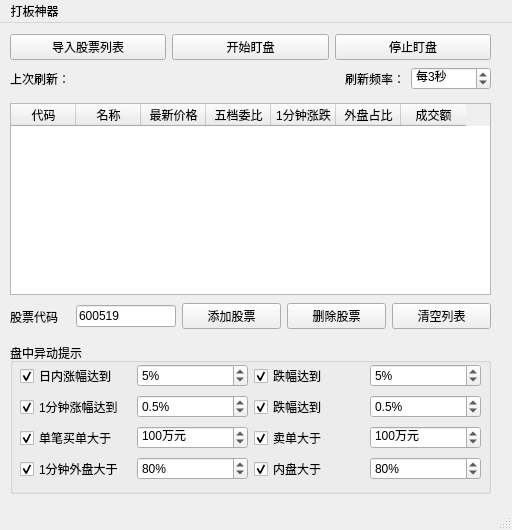
Above: QtDesign/LiveTracker.ui from victor647/QuantumStockTrade before the change. Below: the same form after it.
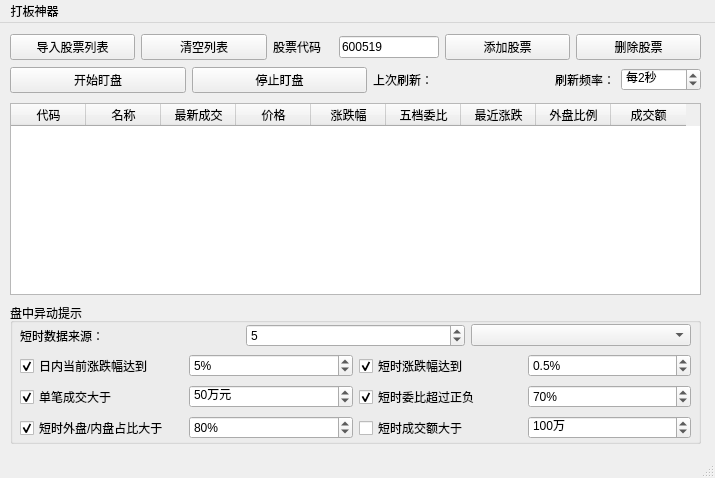
That is the form after the change.

```diff
--- a/QtDesign/LiveTracker.ui
+++ b/QtDesign/LiveTracker.ui
@@ -6,8 +6,8 @@
    <rect>
     <x>0</x>
     <y>0</y>
-    <width>512</width>
-    <height>530</height>
+    <width>715</width>
+    <height>478</height>
    </rect>
   </property>
   <property name="windowTitle">
@@ -19,7 +19,7 @@
      <rect>
       <x>10</x>
       <y>80</y>
-      <width>481</width>
+      <width>691</width>
       <height>192</height>
      </rect>
     </property>
@@ -30,7 +30,7 @@
      </font>
     </property>
     <attribute name="horizontalHeaderDefaultSectionSize">
-     <number>65</number>
+     <number>75</number>
     </attribute>
     <attribute name="verticalHeaderDefaultSectionSize">
      <number>25</number>
@@ -47,7 +47,17 @@
     </column>
     <column>
      <property name="text">
-      <string>最新价格</string>
+      <string>最新成交</string>
+     </property>
+    </column>
+    <column>
+     <property name="text">
+      <string>价格</string>
+     </property>
+    </column>
+    <column>
+     <property name="text">
+      <string>涨跌幅</string>
      </property>
     </column>
     <column>
@@ -57,12 +67,12 @@
     </column>
     <column>
      <property name="text">
-      <string>1分钟涨跌</string>
+      <string>最近涨跌</string>
      </property>
     </column>
     <column>
      <property name="text">
-      <string>外盘占比</string>
+      <string>外盘比例</string>
      </property>
     </column>
     <column>
@@ -75,9 +85,9 @@
     <property name="geometry">
      <rect>
       <x>10</x>
-      <y>320</y>
-      <width>481</width>
-      <height>151</height>
+      <y>280</y>
+      <width>691</width>
+      <height>141</height>
      </rect>
     </property>
     <property name="font">
@@ -94,7 +104,7 @@
       <rect>
        <x>10</x>
        <y>20</y>
-       <width>461</width>
+       <width>671</width>
        <height>120</height>
       </rect>
      </property>
@@ -105,6 +115,47 @@
       </font>
      </property>
      <layout class="QVBoxLayout" name="verticalLayout">
+      <item>
+       <layout class="QHBoxLayout" name="horizontalLayout_4">
+        <item>
+         <widget class="QLabel" name="lblRecentMeasurement">
+          <property name="font">
+           <font>
+            <family>Microsoft YaHei UI</family>
+           </font>
+          </property>
+          <property name="text">
+           <string>短时数据来源：</string>
+          </property>
+         </widget>
+        </item>
+        <item>
+         <widget class="QSpinBox" name="spbRecentMeasureCount">
+          <property name="font">
+           <font>
+            <family>Microsoft YaHei UI</family>
+            <pointsize>9</pointsize>
+           </font>
+          </property>
+          <property name="suffix">
+           <string/>
+          </property>
+          <property name="minimum">
+           <number>1</number>
+          </property>
+          <property name="maximum">
+           <number>10</number>
+          </property>
+          <property name="value">
+           <number>5</number>
+          </property>
+         </widget>
+        </item>
+        <item>
+         <widget class="QComboBox" name="cbbRecentMeasurement"/>
+        </item>
+       </layout>
+      </item>
       <item>
        <layout class="QHBoxLayout" name="horizontalLayout_3">
         <item>
@@ -116,7 +167,7 @@
            </font>
           </property>
           <property name="text">
-           <string>日内涨幅达到</string>
+           <string>日内当前涨跌幅达到</string>
           </property>
           <property name="checked">
            <bool>true</bool>
@@ -142,45 +193,6 @@
           </property>
          </widget>
         </item>
-        <item>
-         <widget class="QCheckBox" name="cbxDailyDownPercent">
-          <property name="font">
-           <font>
-            <family>Microsoft YaHei UI</family>
-            <pointsize>9</pointsize>
-           </font>
-          </property>
-          <property name="text">
-           <string>跌幅达到</string>
-          </property>
-          <property name="checked">
-           <bool>true</bool>
-          </property>
-         </widget>
-        </item>
-        <item>
-         <widget class="QSpinBox" name="spbDailyDownPercent">
-          <property name="font">
-           <font>
-            <family>Microsoft YaHei UI</family>
-            <pointsize>9</pointsize>
-           </font>
-          </property>
-          <property name="suffix">
-           <string>%</string>
-          </property>
-          <property name="maximum">
-           <number>10</number>
-          </property>
-          <property name="value">
-           <number>5</number>
-          </property>
-         </widget>
-        </item>
-       </layout>
-      </item>
-      <item>
-       <layout class="QHBoxLayout" name="horizontalLayout_4">
         <item>
          <widget class="QCheckBox" name="cbxOneMinUpPercent">
           <property name="font">
@@ -190,7 +202,7 @@
            </font>
           </property>
           <property name="text">
-           <string>1分钟涨幅达到</string>
+           <string>短时涨跌幅达到</string>
           </property>
           <property name="checked">
            <bool>true</bool>
@@ -198,42 +210,7 @@
          </widget>
         </item>
         <item>
-         <widget class="QDoubleSpinBox" name="spbOneMinUpPercent">
-          <property name="suffix">
-           <string>%</string>
-          </property>
-          <property name="decimals">
-           <number>1</number>
-          </property>
-          <property name="maximum">
-           <double>10.000000000000000</double>
-          </property>
-          <property name="singleStep">
-           <double>0.100000000000000</double>
-          </property>
-          <property name="value">
-           <double>0.500000000000000</double>
-          </property>
-         </widget>
-        </item>
-        <item>
-         <widget class="QCheckBox" name="cbxOneMinDownPercent">
-          <property name="font">
-           <font>
-            <family>Microsoft YaHei UI</family>
-            <pointsize>9</pointsize>
-           </font>
-          </property>
-          <property name="text">
-           <string>跌幅达到</string>
-          </property>
-          <property name="checked">
-           <bool>true</bool>
-          </property>
-         </widget>
-        </item>
-        <item>
-         <widget class="QDoubleSpinBox" name="spbOneMinDownPercent">
+         <widget class="QDoubleSpinBox" name="spbShortTermPercentChange">
           <property name="suffix">
            <string>%</string>
           </property>
@@ -264,7 +241,7 @@
            </font>
           </property>
           <property name="text">
-           <string>单笔买单大于</string>
+           <string>单笔成交大于</string>
           </property>
           <property name="checked">
            <bool>true</bool>
@@ -289,7 +266,7 @@
            <number>10000</number>
           </property>
           <property name="value">
-           <number>100</number>
+           <number>50</number>
           </property>
          </widget>
         </item>
@@ -302,7 +279,7 @@
            </font>
           </property>
           <property name="text">
-           <string>卖单大于</string>
+           <string>短时委比超过正负</string>
           </property>
           <property name="checked">
            <bool>true</bool>
@@ -318,17 +295,17 @@
            </font>
           </property>
           <property name="suffix">
-           <string>万元</string>
+           <string>%</string>
           </property>
           <property name="minimum">
-           <number>10</number>
+           <number>0</number>
           </property>
           <property name="maximum">
-           <number>10000</number>
-          </property>
-          <property name="value">
            <number>100</number>
           </property>
+          <property name="value">
+           <number>70</number>
+          </property>
          </widget>
         </item>
        </layout>
@@ -344,7 +321,7 @@
            </font>
           </property>
           <property name="text">
-           <string>1分钟外盘大于</string>
+           <string>短时外盘/内盘占比大于</string>
           </property>
           <property name="checked">
            <bool>true</bool>
@@ -374,18 +351,9 @@
          </widget>
         </item>
         <item>
-         <widget class="QCheckBox" name="cbxActiveSell">
-          <property name="font">
-           <font>
-            <family>Microsoft YaHei UI</family>
-            <pointsize>9</pointsize>
-           </font>
-          </property>
+         <widget class="QCheckBox" name="cbxShortTermAmount">
           <property name="text">
-           <string>内盘大于</string>
-          </property>
-          <property name="checked">
-           <bool>true</bool>
+           <string>短时成交额大于</string>
           </property>
          </widget>
         </item>
@@ -398,16 +366,16 @@
            </font>
           </property>
           <property name="suffix">
-           <string>%</string>
+           <string>万</string>
           </property>
           <property name="minimum">
-           <number>50</number>
+           <number>10</number>
           </property>
           <property name="maximum">
-           <number>100</number>
+           <number>10000</number>
           </property>
           <property name="value">
-           <number>80</number>
+           <number>100</number>
           </property>
          </widget>
         </item>
@@ -421,8 +389,8 @@
      <rect>
       <x>10</x>
       <y>10</y>
-      <width>481</width>
-      <height>60</height>
+      <width>691</width>
+      <height>62</height>
      </rect>
     </property>
     <layout class="QVBoxLayout" name="verticalLayout_3">
@@ -442,6 +410,88 @@
         </widget>
        </item>
        <item>
+        <widget class="QPushButton" name="btnClearStocks">
+         <property name="font">
+          <font>
+           <family>Microsoft YaHei UI</family>
+           <pointsize>9</pointsize>
+          </font>
+         </property>
+         <property name="text">
+          <string>清空列表</string>
+         </property>
+        </widget>
+       </item>
+       <item>
+        <widget class="QLabel" name="lblNewStockCode">
+         <property name="maximumSize">
+          <size>
+           <width>60</width>
+           <height>16777215</height>
+          </size>
+         </property>
+         <property name="font">
+          <font>
+           <family>Microsoft YaHei UI</family>
+          </font>
+         </property>
+         <property name="text">
+          <string>股票代码</string>
+         </property>
+        </widget>
+       </item>
+       <item>
+        <widget class="QLineEdit" name="iptStockCode">
+         <property name="maximumSize">
+          <size>
+           <width>100</width>
+           <height>16777215</height>
+          </size>
+         </property>
+         <property name="font">
+          <font>
+           <family>Microsoft YaHei UI</family>
+          </font>
+         </property>
+         <property name="text">
+          <string>600519</string>
+         </property>
+         <property name="maxLength">
+          <number>6</number>
+         </property>
+        </widget>
+       </item>
+       <item>
+        <widget class="QPushButton" name="btnAddStock">
+         <property name="font">
+          <font>
+           <family>Microsoft YaHei UI</family>
+           <pointsize>9</pointsize>
+          </font>
+         </property>
+         <property name="text">
+          <string>添加股票</string>
+         </property>
+        </widget>
+       </item>
+       <item>
+        <widget class="QPushButton" name="btnRemoveStock">
+         <property name="font">
+          <font>
+           <family>Microsoft YaHei UI</family>
+           <pointsize>9</pointsize>
+          </font>
+         </property>
+         <property name="text">
+          <string>删除股票</string>
+         </property>
+        </widget>
+       </item>
+      </layout>
+     </item>
+     <item>
+      <layout class="QHBoxLayout" name="horizontalLayout_2">
+       <item>
         <widget class="QPushButton" name="btnStartTracking">
          <property name="font">
           <font>
@@ -467,10 +517,6 @@
          </property>
         </widget>
        </item>
-      </layout>
-     </item>
-     <item>
-      <layout class="QHBoxLayout" name="horizontalLayout_2">
        <item>
         <widget class="QLabel" name="lblLastUpdateTime">
          <property name="minimumSize">
@@ -533,7 +579,7 @@
           <number>10</number>
          </property>
          <property name="value">
-          <number>3</number>
+          <number>2</number>
          </property>
         </widget>
        </item>
@@ -541,103 +587,13 @@
      </item>
     </layout>
    </widget>
-   <widget class="QWidget" name="layoutWidget">
-    <property name="geometry">
-     <rect>
-      <x>10</x>
-      <y>280</y>
-      <width>481</width>
-      <height>27</height>
-     </rect>
-    </property>
-    <layout class="QHBoxLayout" name="horizontalLayout_7">
-     <item>
-      <widget class="QLabel" name="lblNewStockCode">
-       <property name="maximumSize">
-        <size>
-         <width>60</width>
-         <height>16777215</height>
-        </size>
-       </property>
-       <property name="font">
-        <font>
-         <family>Microsoft YaHei UI</family>
-        </font>
-       </property>
-       <property name="text">
-        <string>股票代码</string>
-       </property>
-      </widget>
-     </item>
-     <item>
-      <widget class="QLineEdit" name="iptStockCode">
-       <property name="maximumSize">
-        <size>
-         <width>100</width>
-         <height>16777215</height>
-        </size>
-       </property>
-       <property name="font">
-        <font>
-         <family>Microsoft YaHei UI</family>
-        </font>
-       </property>
-       <property name="text">
-        <string>600519</string>
-       </property>
-       <property name="maxLength">
-        <number>6</number>
-       </property>
-      </widget>
-     </item>
-     <item>
-      <widget class="QPushButton" name="btnAddStock">
-       <property name="font">
-        <font>
-         <family>Microsoft YaHei UI</family>
-         <pointsize>9</pointsize>
-        </font>
-       </property>
-       <property name="text">
-        <string>添加股票</string>
-       </property>
-      </widget>
-     </item>
-     <item>
-      <widget class="QPushButton" name="btnRemoveStock">
-       <property name="font">
-        <font>
-         <family>Microsoft YaHei UI</family>
-         <pointsize>9</pointsize>
-        </font>
-       </property>
-       <property name="text">
-        <string>删除股票</string>
-       </property>
-      </widget>
-     </item>
-     <item>
-      <widget class="QPushButton" name="btnClearStocks">
-       <property name="font">
-        <font>
-         <family>Microsoft YaHei UI</family>
-         <pointsize>9</pointsize>
-        </font>
-       </property>
-       <property name="text">
-        <string>清空列表</string>
-       </property>
-      </widget>
-     </item>
-    </layout>
-   </widget>
   </widget>
   <widget class="QMenuBar" name="menubar">
    <property name="geometry">
     <rect>
      <x>0</x>
      <y>0</y>
-     <width>512</width>
+     <width>715</width>
      <height>23</height>
     </rect>
    </property>
```
Left out of the diff: 138 changed lines with no effect on the pictures.
